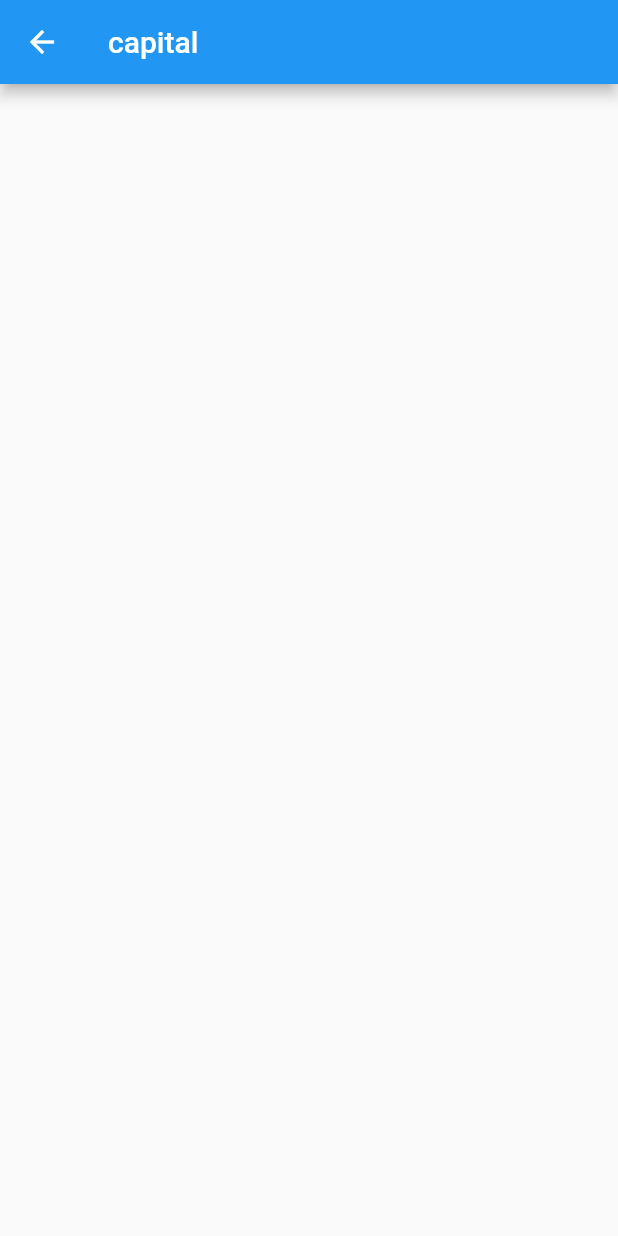
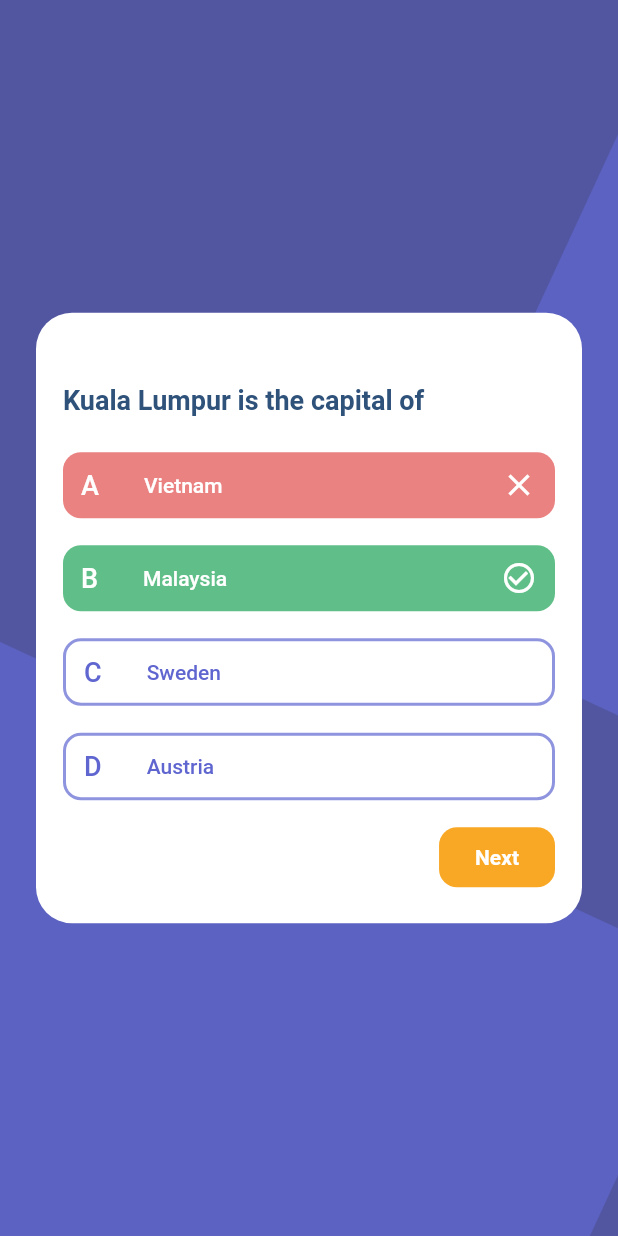
Before and after one commit to joaovirgili/country_quiz, a Flutter app: the QuizPage screen opened by its route, on a phone screen of 412 x 824 dp. Run offline on Flutter 3.47's test engine with Material 2 defaults, Android fonts, the phone set to English and light mode, and no system bars; our stand-ins replace flutter_modular, mobx; generated files the repository leaves out were written again.

Commit message:
Implementação do question widget

```diff
--- /dev/null
+++ b/lib/app/modules/home/pages/quiz/components/custom_button_widget.dart
@@ -0,0 +1,38 @@
+import 'package:country_quiz/shared/colors.dart';
+import 'package:flutter/material.dart';
+
+class CustomButton extends StatelessWidget {
+  const CustomButton({
+    Key key,
+  }) : super(key: key);
+
+  @override
+  Widget build(BuildContext context) {
+    return Container(
+      decoration: BoxDecoration(
+        color: AppColors.orange,
+        borderRadius: BorderRadius.circular(12),
+      ),
+      child: Material(
+        color: Colors.transparent,
+        child: InkWell(
+          borderRadius: BorderRadius.circular(12),
+          highlightColor: Colors.white.withOpacity(0.1),
+          splashColor: Colors.white.withOpacity(0.3),
+          onTap: () {},
+          child: Padding(
+            padding: const EdgeInsets.symmetric(vertical: 12.0, horizontal: 24),
+            child: Text(
+              "Next",
+              style: TextStyle(
+                color: Colors.white,
+                fontWeight: FontWeight.w700,
+                fontSize: 14,
+              ),
+            ),
+          ),
+        ),
+      ),
+    );
+  }
+}
--- /dev/null
+++ b/lib/app/modules/home/pages/quiz/components/question_alternative_widget.dart
@@ -0,0 +1,60 @@
+import 'package:country_quiz/shared/colors.dart';
+import 'package:flutter/material.dart';
+
+class QuestionAlternative extends StatelessWidget {
+  final String letter;
+  final String label;
+  final bool type;
+
+  const QuestionAlternative({
+    Key key,
+    @required this.letter,
+    @required this.label,
+    this.type,
+  }) : super(key: key);
+
+  TextStyle get style => TextStyle(
+        color: type == null ? AppColors.purple : Colors.white,
+        fontWeight: FontWeight.w500,
+        fontSize: 18,
+      );
+
+  @override
+  Widget build(BuildContext context) {
+    return Container(
+      decoration: BoxDecoration(
+        color: type == null
+            ? Colors.white
+            : type
+                ? AppColors.green
+                : AppColors.red,
+        border: type == null
+            ? Border.all(
+                color: AppColors.purple.withOpacity(0.7),
+                width: 2,
+              )
+            : null,
+        borderRadius: BorderRadius.circular(12),
+      ),
+      child: Padding(
+        padding: const EdgeInsets.symmetric(horizontal: 12.0, vertical: 10),
+        child: Row(
+          children: [
+            Text(letter, style: style),
+            SizedBox(width: 30),
+            Text(
+              label,
+              style: style.copyWith(fontSize: 14),
+            ),
+            Spacer(),
+            if (type != null)
+              Icon(
+                type ? Icons.check_circle_outline : Icons.close,
+                color: Colors.white,
+              ),
+          ],
+        ),
+      ),
+    );
+  }
+}
--- /dev/null
+++ b/lib/app/modules/home/pages/quiz/components/question_widget.dart
@@ -0,0 +1,59 @@
+import 'package:flutter/material.dart';
+
+import 'custom_button_widget.dart';
+import 'question_alternative_widget.dart';
+
+class QuestionWidget extends StatelessWidget {
+  const QuestionWidget({
+    Key key,
+  }) : super(key: key);
+
+  @override
+  Widget build(BuildContext context) {
+    return Container(
+      decoration: BoxDecoration(
+        color: Colors.white,
+        borderRadius: BorderRadius.circular(24),
+      ),
+      width: double.maxFinite,
+      child: Padding(
+        padding: const EdgeInsets.fromLTRB(18.0, 48, 18, 24),
+        child: Column(
+          mainAxisSize: MainAxisSize.min,
+          crossAxisAlignment: CrossAxisAlignment.end,
+          children: [
+            Align(
+              alignment: Alignment.centerLeft,
+              child: Text(
+                "Kuala Lumpur is the capital of",
+                style: TextStyle(
+                  color: Color(0xff2F527B),
+                  fontWeight: FontWeight.w700,
+                  fontSize: 18,
+                ),
+              ),
+            ),
+            SizedBox(height: 24),
+            QuestionAlternative(
+              letter: "A",
+              label: "Vietnam",
+              type: false,
+            ),
+            SizedBox(height: 18),
+            QuestionAlternative(
+              letter: "B",
+              label: "Malaysia",
+              type: true,
+            ),
+            SizedBox(height: 18),
+            QuestionAlternative(letter: "C", label: "Sweden"),
+            SizedBox(height: 18),
+            QuestionAlternative(letter: "D", label: "Austria"),
+            SizedBox(height: 18),
+            CustomButton(),
+          ],
+        ),
+      ),
+    );
+  }
+}
--- a/lib/app/modules/home/pages/quiz/quiz_page.dart
+++ b/lib/app/modules/home/pages/quiz/quiz_page.dart
@@ -1,6 +1,9 @@
 import 'package:country_quiz/app/modules/home/models/quiz_type_enum.dart';
+import 'package:country_quiz/shared/assets.dart';
+import 'package:country_quiz/shared/colors.dart';
 import 'package:flutter/material.dart';
 import 'package:flutter_modular/flutter_modular.dart';
+import 'components/question_widget.dart';
 import 'quiz_controller.dart';
 
 class QuizPage extends StatefulWidget {
@@ -16,17 +19,27 @@ class QuizPage extends StatefulWidget {
 }
 
 class _QuizPageState extends ModularState<QuizPage, QuizController> {
-  //use 'controller' variable to access controller
-
   @override
   Widget build(BuildContext context) {
     return Scaffold(
-      appBar: AppBar(
-        title:
-            Text(widget.quizType == QuizType.bandeira ? "bandeira" : "capital"),
-      ),
-      body: Column(
-        children: <Widget>[],
+      body: Stack(
+        children: <Widget>[
+          LayoutBuilder(builder: (context, constraints) {
+            return SizedBox(
+              height: constraints.maxHeight,
+              child: Image.asset(
+                AppAssets.background,
+                fit: BoxFit.cover,
+              ),
+            );
+          }),
+          Center(
+            child: Padding(
+              padding: const EdgeInsets.symmetric(horizontal: 24.0),
+              child: QuestionWidget(),
+            ),
+          )
+        ],
       ),
     );
   }
--- /dev/null
+++ b/lib/shared/colors.dart
@@ -0,0 +1,8 @@
+import 'package:flutter/material.dart';
+
+class AppColors {
+  static const purple = Color(0xff6066D0);
+  static const orange = Color(0xffF9A826);
+  static const red = Color(0xffEA8282);
+  static const green = Color(0xff60BF88);
+}
```
